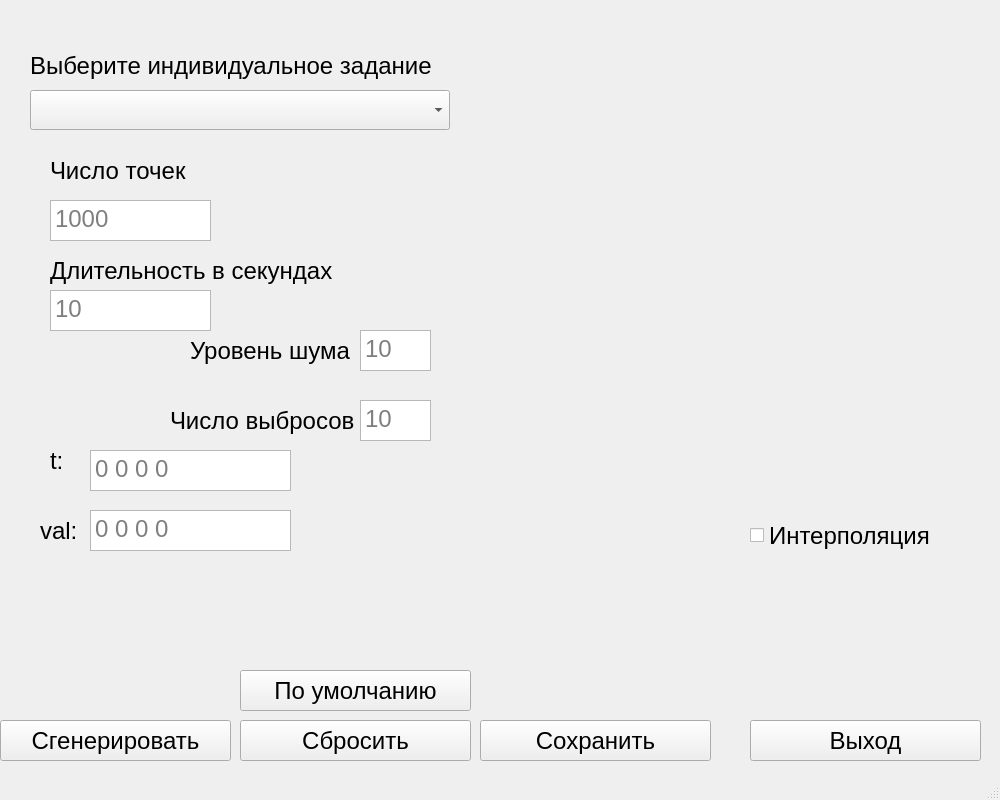
First picture: the form in des.ui, repository absxlvte/DataGenerator, before the edit.
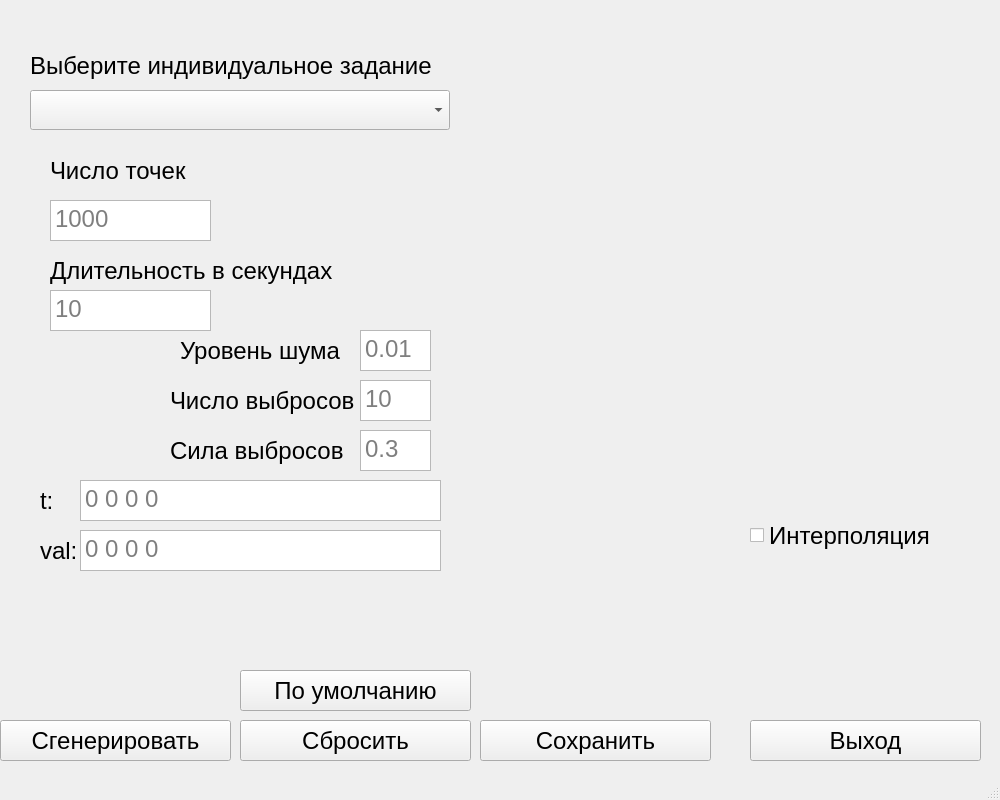
Second picture: the form after the edit. The open tabs and pages were chosen to show the change.

Patch:
```diff
--- a/des.ui
+++ b/des.ui
@@ -1198,9 +1198,9 @@
      <widget class="QTextEdit" name="T_interval_ph">
       <property name="geometry">
        <rect>
-        <x>60</x>
-        <y>310</y>
-        <width>201</width>
+        <x>50</x>
+        <y>340</y>
+        <width>361</width>
         <height>41</height>
        </rect>
       </property>
@@ -1211,9 +1211,9 @@
      <widget class="QTextEdit" name="Val_interval_ph">
       <property name="geometry">
        <rect>
-        <x>60</x>
-        <y>370</y>
-        <width>201</width>
+        <x>50</x>
+        <y>390</y>
+        <width>361</width>
         <height>41</height>
        </rect>
       </property>
@@ -1224,8 +1224,8 @@
      <widget class="QLabel" name="t_label_ph">
       <property name="geometry">
        <rect>
-        <x>20</x>
-        <y>300</y>
+        <x>10</x>
+        <y>340</y>
         <width>21</width>
         <height>41</height>
        </rect>
@@ -1238,7 +1238,7 @@
       <property name="geometry">
        <rect>
         <x>10</x>
-        <y>370</y>
+        <y>390</y>
         <width>41</width>
         <height>41</height>
        </rect>
@@ -1257,14 +1257,14 @@
        </rect>
       </property>
       <property name="placeholderText">
-       <string>10</string>
+       <string>0.01</string>
       </property>
      </widget>
      <widget class="QTextEdit" name="time_ph_3">
       <property name="geometry">
        <rect>
         <x>330</x>
-        <y>260</y>
+        <y>240</y>
         <width>71</width>
         <height>41</height>
        </rect>
@@ -1276,7 +1276,7 @@
      <widget class="QLabel" name="label_57">
       <property name="geometry">
        <rect>
-        <x>160</x>
+        <x>150</x>
         <y>190</y>
         <width>171</width>
         <height>41</height>
@@ -1290,7 +1290,7 @@
       <property name="geometry">
        <rect>
         <x>140</x>
-        <y>260</y>
+        <y>240</y>
         <width>191</width>
         <height>41</height>
        </rect>
@@ -1299,6 +1299,32 @@
        <string>Число выбросов</string>
       </property>
      </widget>
+     <widget class="QLabel" name="label_59">
+      <property name="geometry">
+       <rect>
+        <x>140</x>
+        <y>290</y>
+        <width>191</width>
+        <height>41</height>
+       </rect>
+      </property>
+      <property name="text">
+       <string>Сила выбросов</string>
+      </property>
+     </widget>
+     <widget class="QTextEdit" name="strength_ph">
+      <property name="geometry">
+       <rect>
+        <x>330</x>
+        <y>290</y>
+        <width>71</width>
+        <height>41</height>
+       </rect>
+      </property>
+      <property name="placeholderText">
+       <string>0.3</string>
+      </property>
+     </widget>
     </widget>
     <widget class="QWidget" name="page_liqlvl">
      <widget class="QTextEdit" name="n_ell">
```
Left out of the diff: 2 changed lines with no effect on the pictures.
